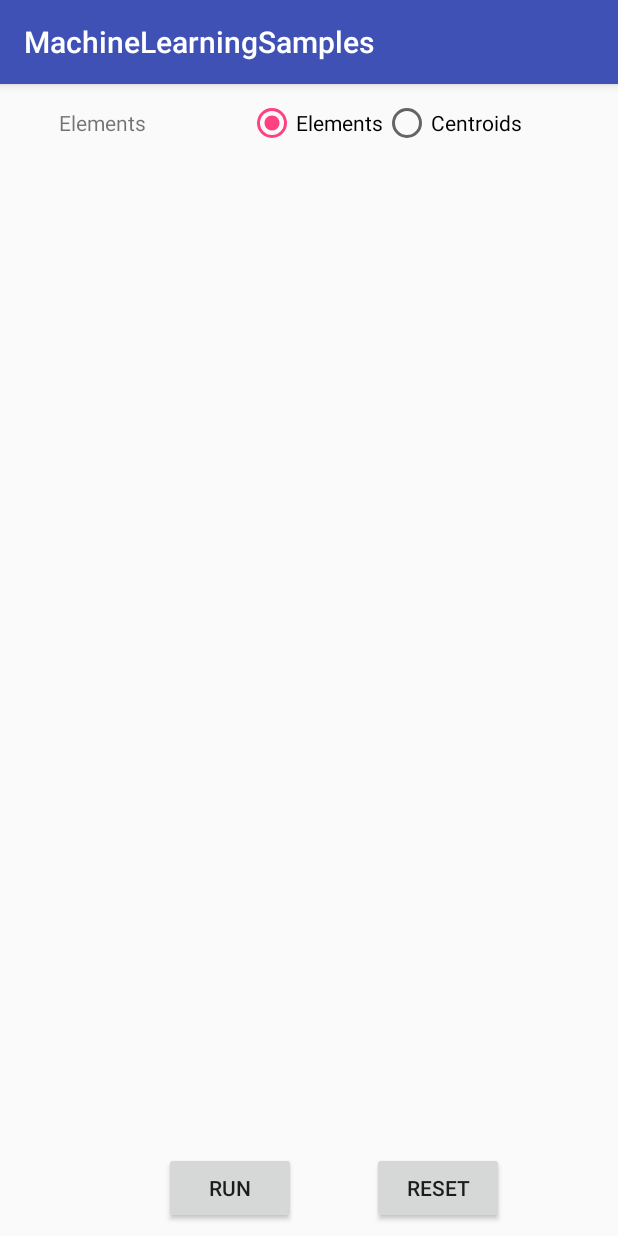
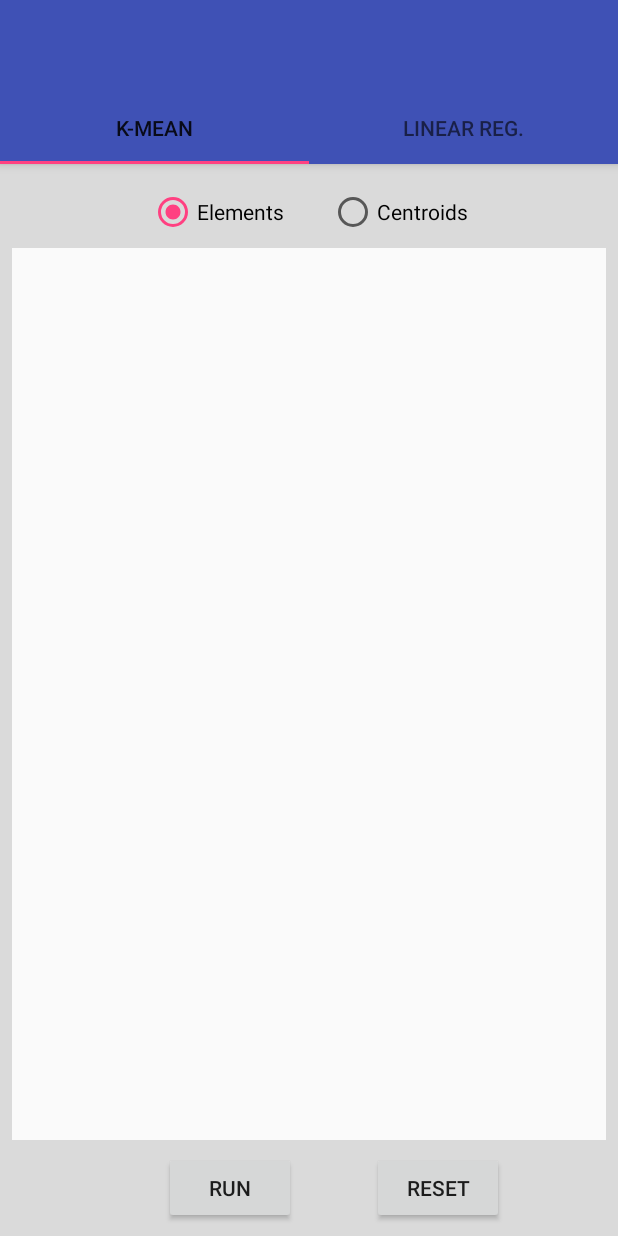
Before and after one commit to renaro/machine-learning-samples, an Android app: the screen it shows after launch (MainActivity before the commit, HomeActivity after it), on a phone screen of 412 x 824 dp. Run offline under Robolectric (Android 15) with nearby library versions, the phone set to English and light mode, and no system bars.

Commit message:
adding possibility to add more samples with page viwer

```diff
--- a/app/src/main/AndroidManifest.xml
+++ b/app/src/main/AndroidManifest.xml
@@ -9,7 +9,7 @@
         android:roundIcon="@mipmap/ic_launcher_round"
         android:supportsRtl="true"
         android:theme="@style/AppTheme">
-        <activity android:name=".MainActivity">
+        <activity android:name=".HomeActivity">
             <intent-filter>
                 <action android:name="android.intent.action.MAIN"/>
 
--- /dev/null
+++ b/app/src/main/java/com/renaro/machinelearningsamples/HomeActivity.kt
@@ -0,0 +1,34 @@
+package com.renaro.machinelearningsamples
+
+import android.os.Bundle
+import android.support.design.widget.TabLayout
+import android.support.v4.view.ViewPager
+import android.support.v7.app.AppCompatActivity
+import android.view.View
+import com.renaro.machinelearningsamples.view.PageAdapter
+
+/**
+ * Created by renarosantos1 on 10/01/18.
+ */
+class HomeActivity : AppCompatActivity() {
+
+    private var mSectionsPagerAdapter: PageAdapter? = null
+
+    private var mViewPager: ViewPager? = null
+
+    override fun onCreate(savedInstanceState: Bundle?) {
+        super.onCreate(savedInstanceState)
+        setContentView(R.layout.home_activity)
+        mSectionsPagerAdapter = PageAdapter(supportFragmentManager, this)
+
+        // Set up the ViewPager with the sections adapter.
+        mViewPager = findViewById<ViewPager?>(R.id.container)
+        mViewPager!!.adapter = mSectionsPagerAdapter
+
+        val tabLayout = findViewById<View>(R.id.tabs) as TabLayout
+        tabLayout.setupWithViewPager(mViewPager)
+        tabLayout.getTabAt(0)?.text = "K-mean"
+        tabLayout.getTabAt(1)?.text = "Linear Reg."
+
+    }
+}
--- a/app/src/main/java/com/renaro/machinelearningsamples/MainActivity.kt
+++ b/app/src/main/java/com/renaro/machinelearningsamples/KMeansFragment.kt
@@ -2,28 +2,35 @@ package com.renaro.machinelearningsamples
 
 import android.os.Bundle
 import android.support.design.widget.Snackbar
-import android.support.v7.app.AppCompatActivity
+import android.support.v4.app.Fragment
+import android.view.LayoutInflater
+import android.view.View
+import android.view.ViewGroup
 import com.renaro.machinelearningsamples.model.Element
 import com.renaro.machinelearningsamples.model.Kernel
 import com.renaro.machinelearningsamples.view.KmeanView
-import kotlinx.android.synthetic.main.activity_main.*
+import kotlinx.android.synthetic.main.kmeans_fragment.*
 
-class MainActivity : AppCompatActivity(), KmeanView.BoardInterface {
+class KMeansFragment : SamplesFragment(), KmeanView.UserInterface {
 
     lateinit var board: KmeanView
 
-    override fun onCreate(savedInstanceState: Bundle?) {
-        super.onCreate(savedInstanceState)
-        setContentView(R.layout.activity_main)
-        board = findViewById<KmeanView>(R.id.canvas)
+    override fun onCreateView(inflater: LayoutInflater?, container: ViewGroup?, savedInstanceState: Bundle?): View? {
+        val view = inflater!!.inflate(R.layout.kmeans_fragment, null)
+        board = view.findViewById<KmeanView>(R.id.canvas)
         board.listener = this
-        button.setOnClickListener({ v ->
-            board.onRunClicked()
-        })
-        reset.setOnClickListener({
-            board.resetBoard()
-        })
+        return view
     }
+
+    override fun onRunClicked() {
+        board.onRunClicked()
+    }
+
+    override fun onResetClicked() {
+        board.resetBoard()
+    }
+
+
 
     override fun onClick(posX: Float, posY: Float) {
         if (elementsRadio.isChecked) {
--- /dev/null
+++ b/app/src/main/java/com/renaro/machinelearningsamples/SamplesFragment.kt
@@ -0,0 +1,28 @@
+package com.renaro.machinelearningsamples
+
+import android.os.Bundle
+import android.support.v4.app.Fragment
+import android.view.LayoutInflater
+import android.view.View
+import android.view.ViewGroup
+
+/**
+ * Created by renarosantos1 on 10/01/18.
+ *
+ */
+abstract class SamplesFragment : Fragment() {
+
+    override fun onResume() {
+        super.onResume()
+        view?.findViewById<View>(R.id.button)?.setOnClickListener({ v ->
+            onRunClicked()
+        })
+        view?.findViewById<View>(R.id.reset)?.setOnClickListener({
+            onResetClicked()
+        })
+    }
+    abstract fun onRunClicked()
+    abstract fun onResetClicked()
+
+
+}
--- a/app/src/main/java/com/renaro/machinelearningsamples/view/KmeanView.kt
+++ b/app/src/main/java/com/renaro/machinelearningsamples/view/KmeanView.kt
@@ -14,7 +14,7 @@ import com.renaro.machinelearningsamples.model.PredefinedColors
  * Created by renarosantos1 on 08/12/17.
  */
 class KmeanView(context: Context?, attributes: AttributeSet) : View(context, attributes) {
-    var listener: BoardInterface? = null
+    var listener: UserInterface? = null
     var elements = mutableListOf<Element>()
     var kernels = mutableListOf<Kernel>()
     val availableColors = PredefinedColors.values()
@@ -39,7 +39,7 @@ class KmeanView(context: Context?, attributes: AttributeSet) : View(context, att
     }
 
 
-    interface BoardInterface {
+    interface UserInterface {
         fun onClick(posX: Float, posY: Float)
         fun onError(message: String)
         fun nextStepIteration(iteration: Int)
@@ -63,13 +63,15 @@ class KmeanView(context: Context?, attributes: AttributeSet) : View(context, att
     }
 
     fun onRunClicked() {
-        if (kernels.size > elements.size) {
+        if(elements.isEmpty() || kernels.isEmpty()){
+            listener?.onError("Number of Data Points and Elements must not be 0")
+        } else if (kernels.size > elements.size) {
             listener?.onError("Number of Elements should be greater than Kernels")
         } else {
-            //one step I update the elements with the nearest kernel
+            //STEP 1 - update the elements with the nearest kernel
             if (step == 0 || step % 2 == 0) {
                 updateNearestKernel()
-                //the other step I move the kernels
+                //STEP 2
             } else {
                 val hasChanged = moveKernels()
                 //if the kernels hasn't changed, it is over!
--- /dev/null
+++ b/app/src/main/java/com/renaro/machinelearningsamples/view/PageAdapter.kt
@@ -0,0 +1,24 @@
+package com.renaro.machinelearningsamples.view
+
+import android.content.Context
+import android.support.v4.app.Fragment
+import android.support.v4.app.FragmentManager
+import android.support.v4.app.FragmentPagerAdapter
+import com.renaro.machinelearningsamples.KMeansFragment
+
+/**
+ * Created by renarosantos1 on 10/01/18.
+ */
+class PageAdapter(fm: FragmentManager, context: Context) : FragmentPagerAdapter(fm) {
+
+    override fun getItem(position: Int): Fragment {
+        when (position) {
+            0 -> return KMeansFragment()
+            else -> return KMeansFragment()
+        }
+    }
+
+    override fun getCount(): Int = 2
+
+
+}
--- /dev/null
+++ b/app/src/main/res/layout/home_activity.xml
@@ -0,0 +1,46 @@
+<?xml version="1.0" encoding="utf-8"?>
+<android.support.design.widget.CoordinatorLayout xmlns:android="http://schemas.android.com/apk/res/android"
+                                                 xmlns:app="http://schemas.android.com/apk/res-auto"
+                                                 android:id="@+id/main_content"
+                                                 android:layout_width="match_parent"
+                                                 android:layout_height="match_parent"
+                                                 android:fitsSystemWindows="true"
+    >
+<RelativeLayout
+    android:layout_width="match_parent"
+    android:layout_height="match_parent">
+
+    <android.support.design.widget.AppBarLayout
+        android:id="@+id/appbar"
+        android:layout_width="match_parent"
+        android:layout_height="wrap_content"
+        android:paddingTop="5dp"
+        android:theme="@style/AppTheme">
+
+        <android.support.v7.widget.Toolbar
+            android:id="@+id/toolbar"
+            android:layout_width="match_parent"
+            android:layout_height="?attr/actionBarSize"
+            android:background="?attr/colorPrimary"
+            app:layout_scrollFlags="scroll|enterAlways"
+            app:popupTheme="@style/AppTheme">
+
+        </android.support.v7.widget.Toolbar>
+
+        <android.support.design.widget.TabLayout
+            android:id="@+id/tabs"
+            android:layout_width="match_parent"
+            android:layout_height="wrap_content"/>
+
+    </android.support.design.widget.AppBarLayout>
+
+    <android.support.v4.view.ViewPager
+        android:id="@+id/container"
+        android:layout_width="match_parent"
+        android:layout_height="match_parent"
+        android:layout_below="@+id/appbar"
+        app:layout_behavior="@string/appbar_scrolling_view_behavior"
+        />
+
+</RelativeLayout>
+</android.support.design.widget.CoordinatorLayout>
--- a/app/src/main/res/layout/activity_main.xml
+++ b/app/src/main/res/layout/kmeans_fragment.xml
@@ -1,23 +1,13 @@
 <?xml version="1.0" encoding="utf-8"?>
 <android.support.constraint.ConstraintLayout
-    android:id="@+id/layout_container"
     xmlns:android="http://schemas.android.com/apk/res/android"
     xmlns:app="http://schemas.android.com/apk/res-auto"
     xmlns:tools="http://schemas.android.com/tools"
+    android:id="@+id/layout_container"
     android:layout_width="match_parent"
     android:layout_height="match_parent"
-    tools:context="com.renaro.machinelearningsamples.MainActivity">
-
-    <TextView
-        android:id="@+id/textView"
-        android:layout_width="wrap_content"
-        android:layout_height="wrap_content"
-        android:layout_marginTop="16dp"
-        android:text="Elements "
-        app:layout_constraintHorizontal_bias="0.112"
-        app:layout_constraintLeft_toLeftOf="parent"
-        app:layout_constraintRight_toRightOf="parent"
-        app:layout_constraintTop_toTopOf="parent"/>
+    android:background="#dadada"
+    tools:context="com.renaro.machinelearningsamples.KMeansFragment">
 
     <com.renaro.machinelearningsamples.view.KmeanView
         android:id="@+id/canvas"
@@ -26,25 +16,23 @@
         android:layout_marginBottom="8dp"
         android:layout_marginEnd="8dp"
         android:layout_marginStart="8dp"
-        android:layout_marginTop="24dp"
         app:layout_constraintBottom_toTopOf="@+id/button"
         app:layout_constraintEnd_toEndOf="parent"
         app:layout_constraintHorizontal_bias="0.0"
         app:layout_constraintStart_toStartOf="parent"
-        app:layout_constraintTop_toBottomOf="@+id/textView"/>
+        android:layout_marginTop="8dp"
+        android:background="#fafafa"
+        app:layout_constraintTop_toBottomOf="@+id/radioGroup"/>
 
     <RadioGroup
         android:layout_width="wrap_content"
         android:layout_height="wrap_content"
+        android:layout_marginEnd="100dp"
+        android:layout_marginTop="16dp"
         android:orientation="horizontal"
         app:layout_constraintEnd_toEndOf="parent"
-        android:layout_marginEnd="8dp"
-        app:layout_constraintStart_toEndOf="@+id/textView"
-        android:layout_marginStart="8dp"
-        app:layout_constraintBottom_toBottomOf="@+id/textView"
-        app:layout_constraintHorizontal_bias="0.504"
         app:layout_constraintTop_toTopOf="parent"
-        android:layout_marginTop="16dp">
+        android:id="@+id/radioGroup">
 
         <RadioButton
             android:id="@+id/elementsRadio"
@@ -58,8 +46,8 @@
             android:id="@+id/kernelsRadio"
             android:layout_width="wrap_content"
             android:layout_height="wrap_content"
-            android:text="Centroids"
-            />
+            android:layout_marginLeft="30dp"
+            android:text="Centroids"/>
     </RadioGroup>
 
     <Button
@@ -67,22 +55,22 @@
         android:layout_width="wrap_content"
         android:layout_height="wrap_content"
         android:layout_marginBottom="8dp"
+        android:layout_marginEnd="8dp"
+        android:layout_marginStart="68dp"
         android:text="Run"
         app:layout_constraintBottom_toBottomOf="parent"
-        app:layout_constraintStart_toStartOf="parent"
-        android:layout_marginStart="68dp"
         app:layout_constraintEnd_toStartOf="@+id/reset"
-        android:layout_marginEnd="8dp"
-        app:layout_constraintHorizontal_bias="0.491"/>
+        app:layout_constraintHorizontal_bias="0.491"
+        app:layout_constraintStart_toStartOf="parent"/>
 
     <Button
         android:id="@+id/reset"
         android:layout_width="wrap_content"
         android:layout_height="wrap_content"
         android:layout_marginEnd="76dp"
+        android:layout_marginTop="0dp"
         android:text="Reset"
         app:layout_constraintEnd_toEndOf="parent"
-        app:layout_constraintTop_toTopOf="@+id/button"
-        android:layout_marginTop="0dp"/>
+        app:layout_constraintTop_toTopOf="@+id/button"/>
 
 </android.support.constraint.ConstraintLayout>
--- a/app/src/main/res/values/styles.xml
+++ b/app/src/main/res/values/styles.xml
@@ -1,7 +1,7 @@
 <resources>
 
     <!-- Base application theme. -->
-    <style name="AppTheme" parent="Theme.AppCompat.Light.DarkActionBar">
+    <style name="AppTheme" parent="Theme.AppCompat.Light.NoActionBar">
         <!-- Customize your theme here. -->
         <item name="colorPrimary">@color/colorPrimary</item>
         <item name="colorPrimaryDark">@color/colorPrimaryDark</item>
```
Also changed, not shown: app/src/main/java/com/renaro/machinelearningsamples/LinearRegressionFragment.kt (added, +20 -0 lines), app/src/main/java/com/renaro/machinelearningsamples/view/LinearRegressionView.kt (added, +35 -0 lines), app/src/main/res/layout/linearreg_fragment.xml (added, +61 -0 lines).
